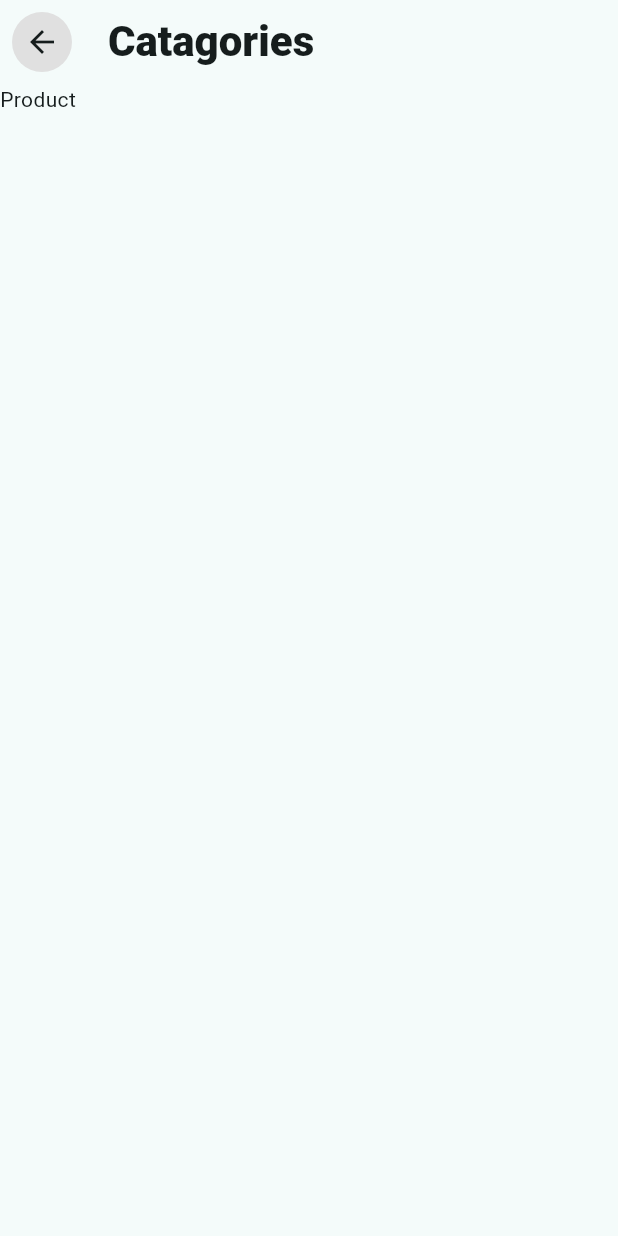
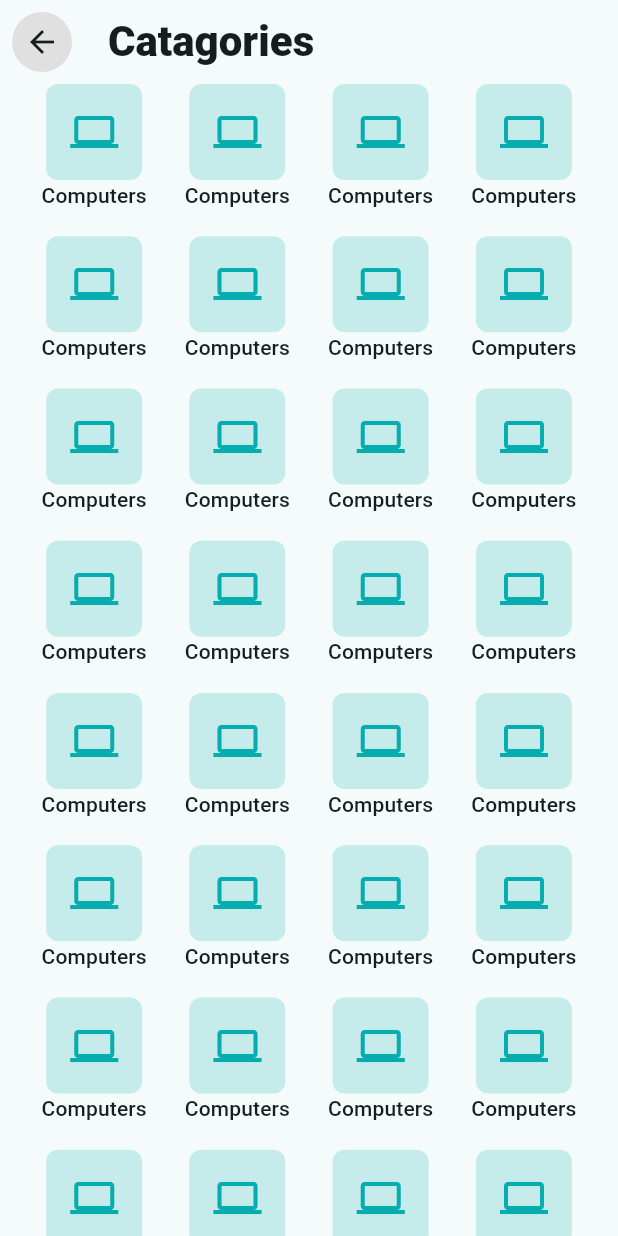
Before and after one commit to farhanmahmud21/craftybay, a Flutter app: the HomeScreen screen opened directly, after a tap on "See All", on a phone screen of 412 x 824 dp. Run offline on Flutter 3.47's test engine with Material 3 defaults, Android fonts, the phone set to English and light mode, and no system bars; our stand-ins replace carousel_slider, email_validator, firebase_core, firebase_crashlytics, flutter_svg, smooth_page_indicator; accounts and stored records are empty.

Commit message:
bottom navigation bar and categories screen implemented

```diff
--- a/lib/app/appRoutes.dart
+++ b/lib/app/appRoutes.dart
@@ -1,4 +1,5 @@
-import 'package:craftybay/features/product/ui/screens/product_categories_screen.dart';
+import 'package:craftybay/features/common/ui/screens/main_bottom_nav_screen.dart';
+import 'package:craftybay/features/common/ui/screens/product_categories_screen.dart';
 import 'package:flutter/material.dart';
 
 import '../features/home/ui/screens/home_screen.dart';
@@ -11,6 +12,9 @@ class Approutes {
     late final Widget ScreenWidget;
     if (settings.name == Splashscreen.name) {
       ScreenWidget = Splashscreen();
+    }
+    if (settings.name == MainBottomNavScreen.name) {
+      ScreenWidget = MainBottomNavScreen();
     }
     if (settings.name == LoginScreen.name) {
       ScreenWidget = LoginScreen();
--- a/lib/app/appTheme.dart
+++ b/lib/app/appTheme.dart
@@ -4,9 +4,11 @@ import 'package:flutter/material.dart';
 class Apptheme {
   static ThemeData get lightTheme {
     return ThemeData(
+      useMaterial3: true,
       //Color(0xFF07ADAE)
       colorScheme: ColorScheme.fromSeed(seedColor: AppColor.themeColor),
       textTheme: _textTheme,
+
       //Input Decoration
       inputDecorationTheme: _inputDecorationTheme,
 
--- a/lib/features/auth/ui/screens/login_screen.dart
+++ b/lib/features/auth/ui/screens/login_screen.dart
@@ -1,4 +1,5 @@
 import 'package:craftybay/features/auth/ui/screens/signup_screen.dart';
+import 'package:craftybay/features/common/ui/screens/main_bottom_nav_screen.dart';
 
 import 'package:email_validator/email_validator.dart';
 import 'package:flutter/material.dart';
@@ -103,7 +104,7 @@ class _LoginScreenState extends State<LoginScreen> {
 
   void _onTapLogin() {
     if (_formKey.currentState!.validate()) {
-      Navigator.pushReplacementNamed(context, HomeScreen.name);
+      Navigator.pushReplacementNamed(context, MainBottomNavScreen.name);
       _emailController.clear();
       _passController.clear();
     }
--- /dev/null
+++ b/lib/features/common/ui/screens/product_categories_screen.dart
@@ -0,0 +1,30 @@
+import 'package:craftybay/features/home/ui/widgets/product_category.dart';
+import 'package:flutter/material.dart';
+
+class ProductCategoriesScreen extends StatelessWidget {
+  const ProductCategoriesScreen({super.key});
+
+  static final name = '/product-category';
+
+  @override
+  Widget build(BuildContext context) {
+    return Scaffold(
+      appBar: AppBar(
+        title: Text('Catagories'),
+        automaticallyImplyLeading: true,
+      ),
+      body: Padding(
+        padding: EdgeInsets.symmetric(horizontal: 16),
+        child: GridView.builder(
+          itemCount: 50,
+          gridDelegate: SliverGridDelegateWithFixedCrossAxisCount(
+            crossAxisCount: 4,
+            mainAxisSpacing: 8,
+            crossAxisSpacing: 2,
+          ),
+          itemBuilder: (context, index) => ProductCategoryItem(),
+        ),
+      ),
+    );
+  }
+}
--- a/lib/features/home/ui/screens/home_screen.dart
+++ b/lib/features/home/ui/screens/home_screen.dart
@@ -1,5 +1,5 @@
 import 'package:craftybay/features/home/ui/widgets/product_category.dart';
-import 'package:craftybay/features/product/ui/screens/product_categories_screen.dart';
+import 'package:craftybay/features/common/ui/screens/product_categories_screen.dart';
 import 'package:flutter/material.dart';
 
 import '../widgets/appbar.dart';
@@ -32,10 +32,7 @@ class _HomeScreenState extends State<HomeScreen> {
               buildSectionHeader(
                 title: 'Catagories',
                 onTapText: () {
-                  Navigator.pushReplacementNamed(
-                    context,
-                    ProductCategoriesScreen.name,
-                  );
+                  Navigator.pushNamed(context, ProductCategoriesScreen.name);
                 },
               ),
               SizedBox(
--- a/lib/features/home/ui/widgets/home_carousel_slider.dart
+++ b/lib/features/home/ui/widgets/home_carousel_slider.dart
@@ -25,7 +25,7 @@ class HomeCarouselSlider extends StatelessWidget {
               child: Center(child: Text('$index')),
             ),
             options: CarouselOptions(
-              autoPlay: true,
+              autoPlay: false,
               // aspectRatio: 16 / 9,
               height: 200,
               viewportFraction: 1,
--- a/lib/features/home/ui/widgets/product_category.dart
+++ b/lib/features/home/ui/widgets/product_category.dart
@@ -15,9 +15,15 @@ class ProductCategoryItem extends StatelessWidget {
             borderRadius: BorderRadius.circular(8),
             color: AppColor.themeColor.withOpacity(0.2),
           ),
-          child: Icon(Icons.computer, color: AppColor.themeColor, size: 40),
+          child: Icon(Icons.computer, color: AppColor.themeColor, size: 32),
         ),
-        Text('Computers', style: tTheme.labelLarge),
+
+        Text(
+          'Computers',
+          style: tTheme.labelLarge,
+          maxLines: 1,
+          overflow: TextOverflow.ellipsis,
+        ),
       ],
     );
   }
--- a/lib/features/product/ui/screens/product_categories_screen.dart
+++ /dev/null
@@ -1,13 +0,0 @@
-import 'package:flutter/material.dart';
-
-class ProductCategoriesScreen extends StatelessWidget {
-  const ProductCategoriesScreen({super.key});
-  static final name = '/product-category';
-  @override
-  Widget build(BuildContext context) {
-    return Scaffold(
-      appBar: AppBar(title: Text('Catagories')),
-      body: Text('Product'),
-    );
-  }
-}
```
Also changed, not shown: lib/features/common/ui/screens/main_bottom_nav_screen.dart (added, +46 -0 lines).
